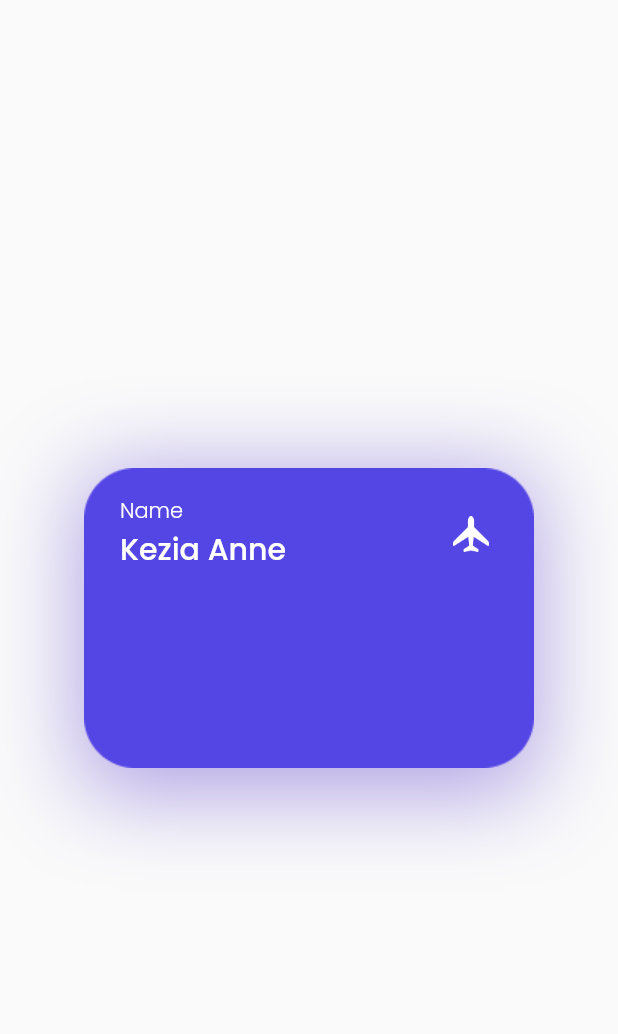
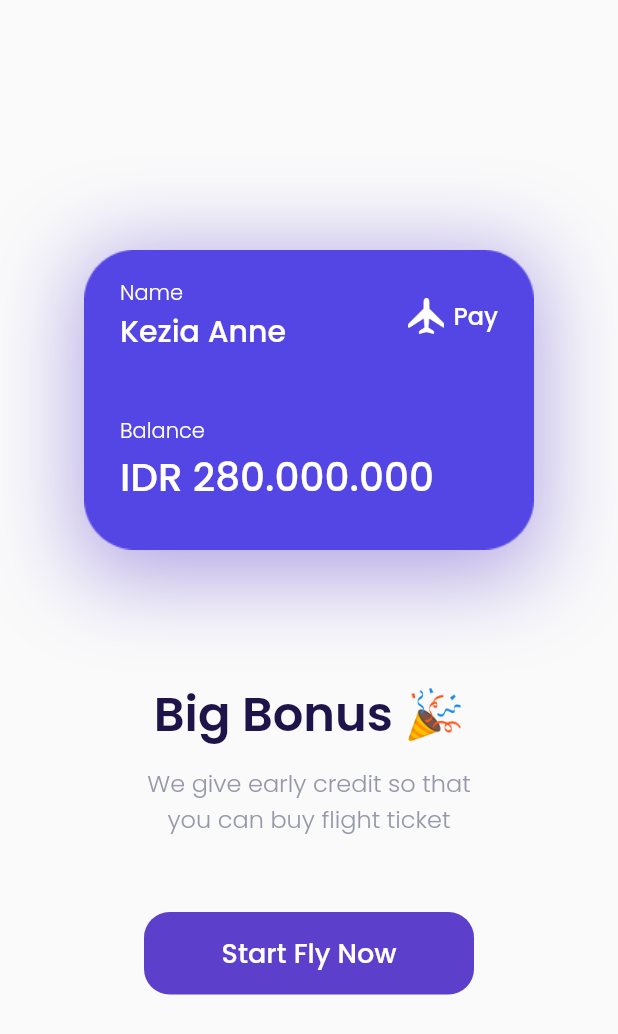
Before and after one commit to ramadhan-eko/Travel-Plane, a Flutter app: the BonusPage screen opened by its route, on a phone screen of 412 x 824 dp. Shown: the top 1034 px of the screen. Run offline on Flutter 3.47's test engine with Material 2 defaults, Android fonts, the phone set to English and light mode, and no system bars; our stand-ins replace google_fonts.

Commit message:
update bonus page

```diff
--- a/lib/ui/pages/bonus.page.dart
+++ b/lib/ui/pages/bonus.page.dart
@@ -65,9 +65,85 @@ class BonusPage extends StatelessWidget {
                     ),
                   ),
                 ),
+                Text(
+                  'Pay',
+                  style: whiteTextStyle.copyWith(
+                    fontSize: 16,
+                    fontWeight: medium,
+                  ),
+                ),
               ],
-            )
+            ),
+            SizedBox(
+              height: 41,
+            ),
+            Text(
+              'Balance',
+              style: whiteTextStyle.copyWith(
+                fontWeight: light,
+              ),
+            ),
+            Text(
+              'IDR 280.000.000',
+              style: whiteTextStyle.copyWith(
+                fontSize: 26,
+                fontWeight: medium,
+              ),
+            ),
           ],
+        ),
+      );
+    }
+
+    Widget title() {
+      return Container(
+        margin: EdgeInsets.only(top: 80),
+        child: Text(
+          'Big Bonus 🎉',
+          style: blackTextStyle.copyWith(
+            fontSize: 32,
+            fontWeight: semiBold,
+          ),
+        ),
+      );
+    }
+
+    Widget subtitle() {
+      return Container(
+        margin: EdgeInsets.only(top: 10),
+        child: Text(
+          'We give early credit so that\nyou can buy flight ticket',
+          style: greyTextStyle.copyWith(
+            fontSize: 16,
+            fontWeight: light,
+          ),
+          textAlign: TextAlign.center,
+        ),
+      );
+    }
+
+    Widget startButton() {
+      return Container(
+        width: 220,
+        height: 55,
+        margin: EdgeInsets.only(top: 50),
+        child: TextButton(
+          onPressed: () {},
+          style: TextButton.styleFrom(
+            backgroundColor: kPrimaryColor,
+            shape: RoundedRectangleBorder(
+              borderRadius: BorderRadius.circular(
+                defaultRadius,
+              ),
+            ),
+          ),
+          child: Text(
+            'Start Fly Now',
+            style: whiteTextStyle.copyWith(
+              fontSize: 18,
+              fontWeight: medium,
+            ),
+          ),
         ),
       );
     }
@@ -79,6 +155,9 @@ class BonusPage extends StatelessWidget {
           mainAxisAlignment: MainAxisAlignment.center,
           children: [
             bonusCard(),
+            title(),
+            subtitle(),
+            startButton(),
           ],
         ),
       ),
```
